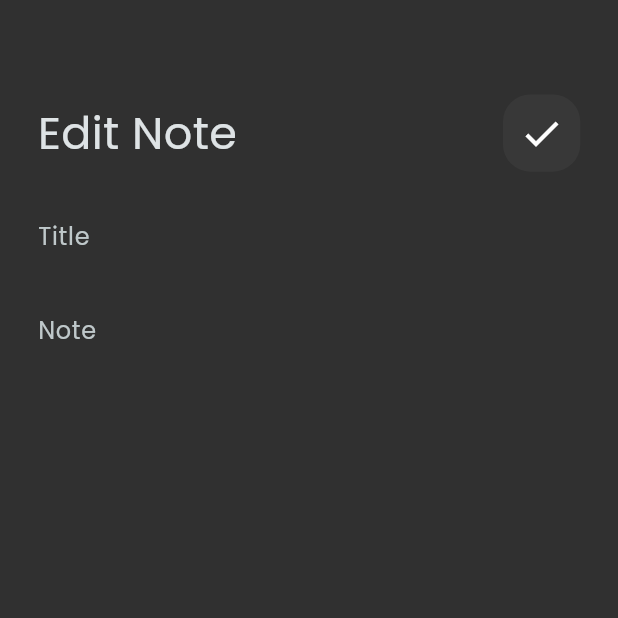
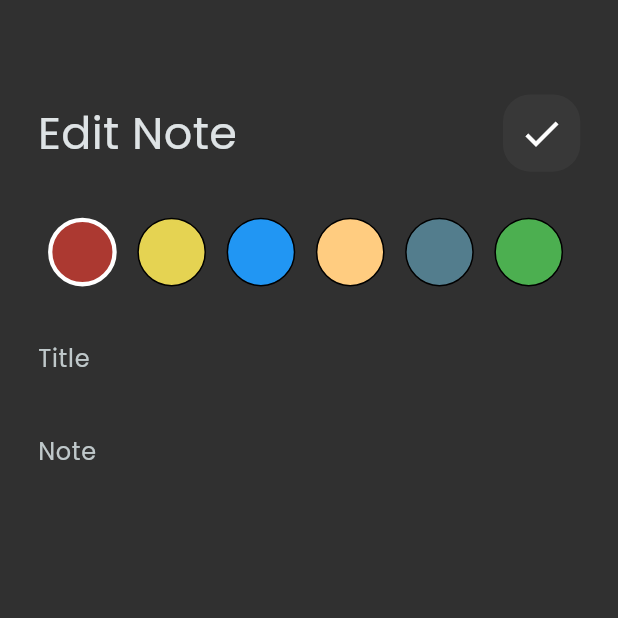
Before and after one commit to Mohamed2852002/notes_app, a Flutter app: the EditNoteScreen screen opened directly with empty values, on a phone screen of 412 x 824 dp, the top half of it. Run offline on Flutter 3.47's test engine with Material 3 defaults, Android fonts, the phone set to English and light mode, and no system bars; our stand-ins replace flutter_bloc, flutter_screenutil, hive, hive_flutter; accounts and stored records are empty.

Commit message:
app finished

```diff
--- a/lib/cubits/delete_note_cubit/delete_note_cubit.dart
+++ /dev/null
@@ -1,6 +0,0 @@
-import 'package:flutter_bloc/flutter_bloc.dart';
-import 'package:notes_app/cubits/delete_note_cubit/delete_note_state.dart';
-
-class DeleteNoteCubit extends Cubit<DeleteNoteState> {
-  DeleteNoteCubit() : super(DeleteNoteInitial());
-}
--- a/lib/cubits/delete_note_cubit/delete_note_state.dart
+++ /dev/null
@@ -1,3 +0,0 @@
-class DeleteNoteState {}
-
-final class DeleteNoteInitial extends DeleteNoteState {}
--- a/lib/cubits/edit_note_cubit/edit_note_cubit.dart
+++ /dev/null
@@ -1,6 +0,0 @@
-import 'package:flutter_bloc/flutter_bloc.dart';
-import 'package:notes_app/cubits/edit_note_cubit/edit_note_state.dart';
-
-class EditNoteCubit extends Cubit<EditNoteState> {
-  EditNoteCubit() : super(EditNoteInitial());
-}
--- a/lib/cubits/edit_note_cubit/edit_note_state.dart
+++ /dev/null
@@ -1,3 +0,0 @@
-class EditNoteState {}
-
-final class EditNoteInitial extends EditNoteState {}
--- a/lib/cubits/read_note_cubit/read_note_cubit.dart
+++ b/lib/cubits/read_note_cubit/read_note_cubit.dart
@@ -1,3 +1,5 @@
+import 'dart:ui';
+
 import 'package:flutter_bloc/flutter_bloc.dart';
 import 'package:hive_flutter/hive_flutter.dart';
 import 'package:notes_app/constants.dart';
@@ -7,8 +9,11 @@ import 'package:notes_app/models/note_model.dart';
 class ReadNoteCubit extends Cubit<ReadNoteState> {
   ReadNoteCubit() : super(ReadNoteInitial());
   List<NoteModel> notes = [];
+  Color currentColor = const Color(0xffFFCC80);
+  int colorIndex = 0;
   readNotes() {
     var notesBox = Hive.box<NoteModel>(kNotesBox);
     notes = notesBox.values.toList();
+    emit(ReadNoteSuccess());
   }
 }
--- a/lib/cubits/read_note_cubit/read_note_state.dart
+++ b/lib/cubits/read_note_cubit/read_note_state.dart
@@ -2,3 +2,4 @@
 class ReadNoteState {}
 
 final class ReadNoteInitial extends ReadNoteState {}
+final class ReadNoteSuccess extends ReadNoteState {}
--- a/lib/models/note_model.dart
+++ b/lib/models/note_model.dart
@@ -4,21 +4,28 @@ part 'note_model.g.dart';
 @HiveType(typeId: 1)
 class NoteModel extends HiveObject {
   @HiveField(1)
-  final String noteTitle;
+  String noteTitle;
 
   @HiveField(2)
-  final String noteDesc;
+  String noteDesc;
 
   @HiveField(3)
   final DateTime date;
 
   @HiveField(4)
-  final int color;
+  int color;
+
+  @HiveField(5)
+  double? fadingIndex = 1;
+
+  @HiveField(6)
+  int? colorIndex;
 
   NoteModel({
     required this.noteTitle,
     required this.noteDesc,
     required this.date,
     required this.color,
+    required this.colorIndex,
   });
 }
--- a/lib/notes_app.dart
+++ b/lib/notes_app.dart
@@ -1,7 +1,6 @@
 import 'package:flutter/material.dart';
 import 'package:flutter_bloc/flutter_bloc.dart';
 import 'package:flutter_screenutil/flutter_screenutil.dart';
-import 'package:notes_app/cubits/delete_note_cubit/delete_note_cubit.dart';
 import 'package:notes_app/cubits/read_note_cubit/read_note_cubit.dart';
 import 'package:notes_app/themes/app_themes.dart';
 import 'package:notes_app/ui/screens/home/notes_screen.dart';
@@ -20,9 +19,6 @@ class NotesApp extends StatelessWidget {
           BlocProvider(
             create: (context) => ReadNoteCubit(),
           ),
-          BlocProvider(
-            create: (context) => DeleteNoteCubit(),
-          ),
         ],
         child: MaterialApp(
           theme: AppThemes.appTheme,
--- /dev/null
+++ b/lib/ui/reusable_components/color_container_widget.dart
@@ -0,0 +1,38 @@
+import 'package:flutter/material.dart';
+import 'package:flutter_screenutil/flutter_screenutil.dart';
+
+class ColorContainerWidget extends StatelessWidget {
+  const ColorContainerWidget(
+      {super.key,
+      this.onTap,
+      required this.currentIndex,
+      required this.listIndex,
+      required this.color});
+  final void Function()? onTap;
+  final int currentIndex;
+  final int listIndex;
+  final Color color;
+  @override
+  Widget build(BuildContext context) {
+    return GestureDetector(
+      onTap: onTap,
+      child: Container(
+        margin: REdgeInsets.symmetric(
+          horizontal: 6,
+        ),
+        decoration: BoxDecoration(
+          shape: BoxShape.circle,
+          color: color,
+          border: currentIndex == listIndex
+              ? Border.all(
+                  color: Colors.white,
+                  width: 2.5.w,
+                )
+              : Border.all(),
+        ),
+        height: 40.r,
+        width: 40.r,
+      ),
+    );
+  }
+}
--- /dev/null
+++ b/lib/ui/reusable_components/colors_list_view.dart
@@ -0,0 +1,55 @@
+import 'package:flutter/material.dart';
+import 'package:flutter_bloc/flutter_bloc.dart';
+import 'package:flutter_screenutil/flutter_screenutil.dart';
+import 'package:notes_app/cubits/read_note_cubit/read_note_cubit.dart';
+import 'package:notes_app/ui/reusable_components/color_container_widget.dart';
+
+class ColorsListView extends StatefulWidget {
+  const ColorsListView({super.key, this.selectedIndex});
+  final int? selectedIndex;
+
+  @override
+  State<ColorsListView> createState() => _ColorsListViewState();
+}
+
+class _ColorsListViewState extends State<ColorsListView> {
+  late int currentIndex;
+  List<Color> colorsList = [
+    const Color(0xffAc3931),
+    const Color(0xffE5D352),
+    Colors.blue,
+    const Color(0xffFFCC80),
+    const Color(0xff537D8D),
+    Colors.green,
+    const Color(0xff482C3D),
+  ];
+
+  @override
+  void initState() {
+    currentIndex = widget.selectedIndex ?? 0;
+    super.initState();
+  }
+
+  @override
+  Widget build(BuildContext context) {
+    return RSizedBox(
+      height: 40.r,
+      child: ListView.builder(
+        itemCount: colorsList.length,
+        scrollDirection: Axis.horizontal,
+        itemBuilder: (context, index) => ColorContainerWidget(
+          currentIndex: currentIndex,
+          listIndex: index,
+          color: colorsList[index],
+          onTap: () {
+            currentIndex = index;
+            setState(() {});
+            BlocProvider.of<ReadNoteCubit>(context).currentColor =
+                colorsList[index];
+            BlocProvider.of<ReadNoteCubit>(context).colorIndex = index;
+          },
+        ),
+      ),
+    );
+  }
+}
--- a/lib/ui/reusable_components/custom_app_bar.dart
+++ b/lib/ui/reusable_components/custom_app_bar.dart
@@ -5,11 +5,13 @@ import 'package:notes_app/ui/reusable_components/custom_search_button.dart';
 class CustomAppBar extends StatelessWidget {
   const CustomAppBar({
     super.key,
-    required this.title, required this.icon,
+    required this.title,
+    required this.icon,
+    this.onTap,
   });
   final String title;
- final IconData icon;
-
+  final IconData icon;
+  final void Function()? onTap;
   @override
   Widget build(BuildContext context) {
     return Row(
@@ -21,7 +23,10 @@ class CustomAppBar extends StatelessWidget {
             fontSize: 26.sp,
           ),
         ),
-         CustomSearchButton(icon: icon),
+        CustomAppBarButton(
+          icon: icon,
+          onTap: onTap,
+        ),
       ],
     );
   }
--- a/lib/ui/reusable_components/custom_search_button.dart
+++ b/lib/ui/reusable_components/custom_search_button.dart
@@ -1,16 +1,18 @@
 import 'package:flutter/material.dart';
 import 'package:flutter_screenutil/flutter_screenutil.dart';
 
-class CustomSearchButton extends StatelessWidget {
-  const CustomSearchButton({
-    super.key, required this.icon,
+class CustomAppBarButton extends StatelessWidget {
+  const CustomAppBarButton({
+    super.key,
+    required this.icon,
+    this.onTap,
   });
- final IconData icon;
-
+  final IconData icon;
+  final void Function()? onTap;
   @override
   Widget build(BuildContext context) {
     return GestureDetector(
-      onTap: () {},
+      onTap: onTap,
       child: Container(
         decoration: BoxDecoration(
           color: Theme.of(context).hoverColor,
--- a/lib/ui/screens/add_note_bottom_sheet/add_note_bottom_sheet.dart
+++ b/lib/ui/screens/add_note_bottom_sheet/add_note_bottom_sheet.dart
@@ -1,8 +1,10 @@
 import 'package:flutter/material.dart';
 import 'package:flutter_bloc/flutter_bloc.dart';
 import 'package:flutter_screenutil/flutter_screenutil.dart';
+import 'package:notes_app/constants.dart';
 import 'package:notes_app/cubits/add_note_cubit/add_note_cubit.dart';
 import 'package:notes_app/cubits/add_note_cubit/add_note_states.dart';
+import 'package:notes_app/cubits/read_note_cubit/read_note_cubit.dart';
 import 'package:notes_app/ui/screens/add_note_bottom_sheet/widgets/add_note_form.dart';
 
 class AddNoteBottomSheet extends StatelessWidget {
@@ -20,6 +22,8 @@ class AddNoteBottomSheet extends StatelessWidget {
                 debugPrint('Error : ${state.errorMessage}');
               } else if (state is AddNoteSuccess) {
                 Navigator.pop(context);
+                BlocProvider.of<ReadNoteCubit>(context).readNotes();
+                showCustomSnackBar(context, 'Note Added Successfully');
               }
             },
             builder: (context, state) {
--- a/lib/ui/screens/edit_note_screen/widgets/edit_note_screen_body.dart
+++ b/lib/ui/screens/edit_note_screen/widgets/edit_note_screen_body.dart
@@ -1,6 +1,10 @@
 import 'package:flutter/material.dart';
+import 'package:flutter_bloc/flutter_bloc.dart';
 import 'package:flutter_screenutil/flutter_screenutil.dart';
+import 'package:notes_app/constants.dart';
+import 'package:notes_app/cubits/read_note_cubit/read_note_cubit.dart';
 import 'package:notes_app/models/note_model.dart';
+import 'package:notes_app/ui/reusable_components/colors_list_view.dart';
 import 'package:notes_app/ui/reusable_components/custom_text_field.dart';
 import 'package:notes_app/ui/reusable_components/custom_app_bar.dart';
 
@@ -32,7 +36,24 @@ class _EditNoteScreenBodyState extends State<EditNoteScreenBody> {
       ),
       child: Column(
         children: [
-          const CustomAppBar(title: 'Edit Note', icon: Icons.check),
+          CustomAppBar(
+            title: 'Edit Note',
+            icon: Icons.check,
+            onTap: () {
+              widget.noteModel.noteTitle = titleController.text;
+              widget.noteModel.noteDesc = noteController.text;
+              widget.noteModel.color =
+                  BlocProvider.of<ReadNoteCubit>(context).currentColor.value;
+              widget.noteModel.save();
+              Navigator.pop(context);
+              BlocProvider.of<ReadNoteCubit>(context).readNotes();
+              showCustomSnackBar(context, 'Note Edited Successfully');
+            },
+          ),
+          const RSizedBox(height: 22),
+          ColorsListView(
+              selectedIndex:
+                  BlocProvider.of<ReadNoteCubit>(context).colorIndex),
           const RSizedBox(height: 16),
           CustomTextField(hintText: 'Title', controller: titleController),
           const RSizedBox(height: 12),
```
Also changed, not shown: lib/constants.dart (+19 -0 lines), lib/ui/reusable_components/custom_message_dialog.dart (added, +51 -0 lines), lib/ui/screens/add_note_bottom_sheet/widgets/add_note_form.dart (+6 -2 lines), lib/ui/screens/home/widgets/note_item_widget.dart (+45 -7 lines), lib/models/note_model.g.dart.
